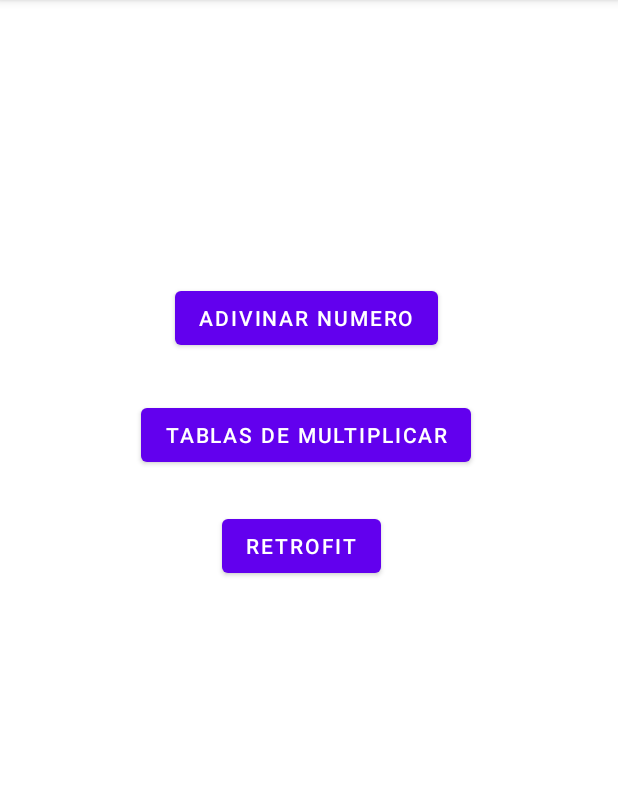
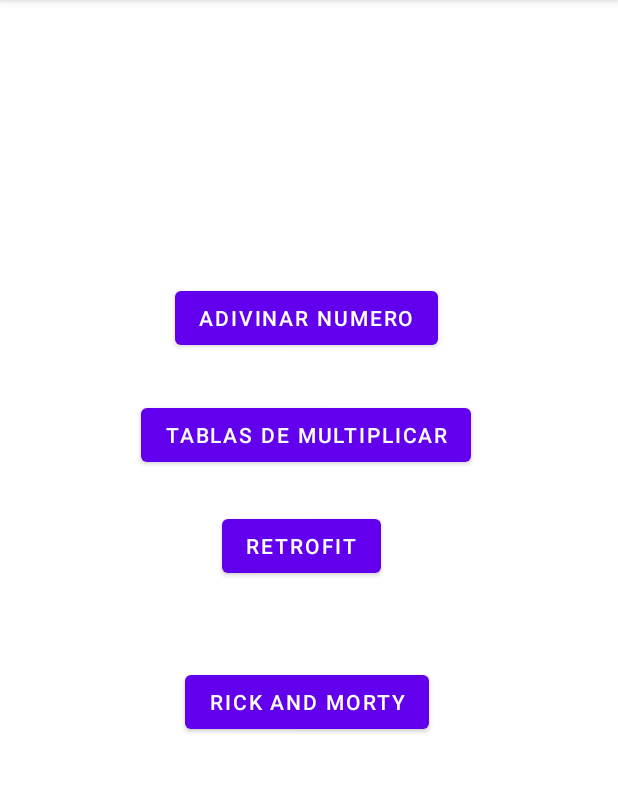
Before and after one commit to Victor8Brito/Proyecto_Final, an Android app: the screen it shows after launch (MainActivity), on a phone screen of 412 x 824 dp, the part 84-877 px from its top. Run offline under Robolectric (Android 15) with nearby library versions, the phone set to English and light mode, and no system bars.

Commit message:
git commit -m "Actualizado"

```diff
--- a/app/src/main/java/com/example/proyectofinal/Pantalla_principal.kt
+++ b/app/src/main/java/com/example/proyectofinal/Pantalla_principal.kt
@@ -32,6 +32,10 @@ class Pantalla_principal : Fragment() {
         botonRetrofit.setOnClickListener {
             findNavController().navigate(R.id.action_pantalla_principal_to_retrofit)
         }
+        botonRecycler =vista.findViewById(R.id.btnRickMorty)
+        botonRecycler.setOnClickListener {
+            findNavController().navigate(R.id.action_pantalla_principal_to_recyclerView)
+        }
         return vista
     }
 }
--- a/app/src/main/res/layout/activity_pantalla_principal.xml
+++ b/app/src/main/res/layout/activity_pantalla_principal.xml
@@ -43,5 +43,15 @@
             android:text="RETROFIT"
             app:layout_constraintStart_toStartOf="parent"
             app:layout_constraintTop_toTopOf="parent" />
+
+        <Button
+            android:id="@+id/btnRickMorty"
+            android:layout_width="wrap_content"
+            android:layout_height="wrap_content"
+            android:layout_marginTop="56dp"
+            android:text="Rick and Morty"
+            app:layout_constraintEnd_toEndOf="parent"
+            app:layout_constraintStart_toStartOf="parent"
+            app:layout_constraintTop_toBottomOf="@+id/btnRetrofit" />
     </androidx.constraintlayout.widget.ConstraintLayout>
 </FrameLayout>
--- a/app/src/main/res/navigation/navegation.xml
+++ b/app/src/main/res/navigation/navegation.xml
@@ -18,6 +18,9 @@
         <action
             android:id="@+id/action_pantalla_principal_to_retrofit"
             app:destination="@id/retrofit" />
+        <action
+            android:id="@+id/action_pantalla_principal_to_recyclerView"
+            app:destination="@id/recyclerView" />
     </fragment>
     <fragment
         android:id="@+id/adivinaNunero"
@@ -81,4 +84,13 @@
             android:id="@+id/action_retrofit_to_pantalla_principal"
             app:destination="@id/pantalla_principal" />
     </fragment>
+    <fragment
+        android:id="@+id/recyclerView"
+        android:name="com.example.proyectofinal.RecyclerView"
+        android:label="activity_recycler_view"
+        tools:layout="@layout/activity_recycler_view" >
+        <action
+            android:id="@+id/action_recyclerView_to_pantalla_principal"
+            app:destination="@id/pantalla_principal" />
+    </fragment>
 </navigation>
```
Also changed, not shown: app/src/main/java/com/example/proyectofinal/RecyclerView.kt (+21 -7 lines), app/src/main/res/layout/activity_recycler_view.xml (+18 -2 lines), app/src/main/res/layout/vista_personajes.xml (+6 -1 lines).
